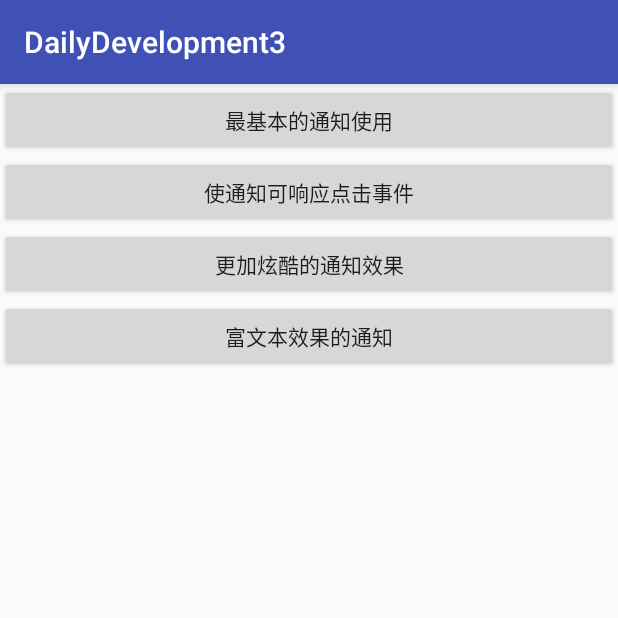
After one commit to caofengbin/DailyDevelopment3, an Android app: the NotificationActivity screen opened directly, with no data from a screen before it, on a phone screen of 412 x 824 dp, the top half of it. The commit adds this screen. Run offline under Robolectric (Android 15) with nearby library versions, the phone set to English and light mode, and no system bars; our stand-ins replace ButterKnife.

Commit message:
add code about notification

```diff
--- a/app/src/main/AndroidManifest.xml
+++ b/app/src/main/AndroidManifest.xml
@@ -39,7 +39,9 @@
             android:exported="true" />
 
         <activity android:name=".example5.gson.GsonActivity" />
-        <activity android:name=".example6.pinnedlistview.PinnedListViewActivity"></activity>
+        <activity android:name=".example6.pinnedlistview.PinnedListViewActivity" />
+        <activity android:name=".example7.notification.NotificationActivity" />
+        <activity android:name=".example7.notification.Notification2Activity"></activity>
     </application>
 
 </manifest>
--- a/app/src/main/java/cfb/com/dailydevelopment3/MainActivity.java
+++ b/app/src/main/java/cfb/com/dailydevelopment3/MainActivity.java
@@ -13,6 +13,7 @@ import cfb.com.dailydevelopment3.example2.runtimepermission.RunTimePermissionAct
 import cfb.com.dailydevelopment3.example3.readcontacts.ReadContactsActivity;
 import cfb.com.dailydevelopment3.example5.gson.GsonActivity;
 import cfb.com.dailydevelopment3.example6.pinnedlistview.PinnedListViewActivity;
+import cfb.com.dailydevelopment3.example7.notification.NotificationActivity;
 
 public class MainActivity extends AppCompatActivity implements AdapterView.OnItemClickListener {
 
@@ -57,7 +58,8 @@ public class MainActivity extends AppCompatActivity implements AdapterView.OnIte
 				startIntent(PinnedListViewActivity.class);
 				break;
 			case 6:
-
+				// 使用通知
+				startIntent(NotificationActivity.class);
 				break;
 			case 7:
 
--- /dev/null
+++ b/app/src/main/res/layout/activity_notification.xml
@@ -0,0 +1,41 @@
+<?xml version="1.0" encoding="utf-8"?>
+<RelativeLayout xmlns:android="http://schemas.android.com/apk/res/android"
+    xmlns:tools="http://schemas.android.com/tools"
+    android:id="@+id/activity_notification"
+    android:layout_width="match_parent"
+    android:layout_height="match_parent"
+    tools:context="cfb.com.dailydevelopment3.example7.notification.NotificationActivity">
+
+    <Button
+        android:id="@+id/first_notification"
+        android:layout_width="match_parent"
+        android:layout_height="wrap_content"
+        android:textAllCaps="false"
+        android:text="最基本的通知使用"/>
+
+    <Button
+        android:id="@+id/second_notification"
+        android:layout_below="@+id/first_notification"
+        android:layout_width="match_parent"
+        android:layout_height="wrap_content"
+        android:textAllCaps="false"
+        android:text="使通知可响应点击事件"/>
+
+    <Button
+        android:id="@+id/third_notification"
+        android:layout_below="@+id/second_notification"
+        android:layout_width="match_parent"
+        android:layout_height="wrap_content"
+        android:textAllCaps="false"
+        android:text="更加炫酷的通知效果"/>
+
+    <Button
+        android:id="@+id/fourth_notification"
+        android:layout_below="@+id/third_notification"
+        android:layout_width="match_parent"
+        android:layout_height="wrap_content"
+        android:textAllCaps="false"
+        android:text="富文本效果的通知"/>
+
+
+</RelativeLayout>
--- a/app/src/main/res/values/strings.xml
+++ b/app/src/main/res/values/strings.xml
@@ -7,7 +7,7 @@
         <item>(4)使用自定义的ContentProvider</item>
         <item>(5)gson的基本使用</item>
         <item>(6)头部悬停ListView的使用</item>
-        <item>(7)</item>
+        <item>(7)通知的初高级使用</item>
         <item>(8)</item>
         <item>(9)</item>
     </string-array>
```
Also changed, not shown: app/src/main/java/cfb/com/dailydevelopment3/example7/notification/Notification2Activity.java (added, +23 -0 lines), app/src/main/java/cfb/com/dailydevelopment3/example7/notification/NotificationActivity.java (added, +129 -0 lines), app/src/main/res/layout/activity_notification2.xml (added, +21 -0 lines), app/src/main/res/drawable/big_image.jpg (added), 1 other file.
